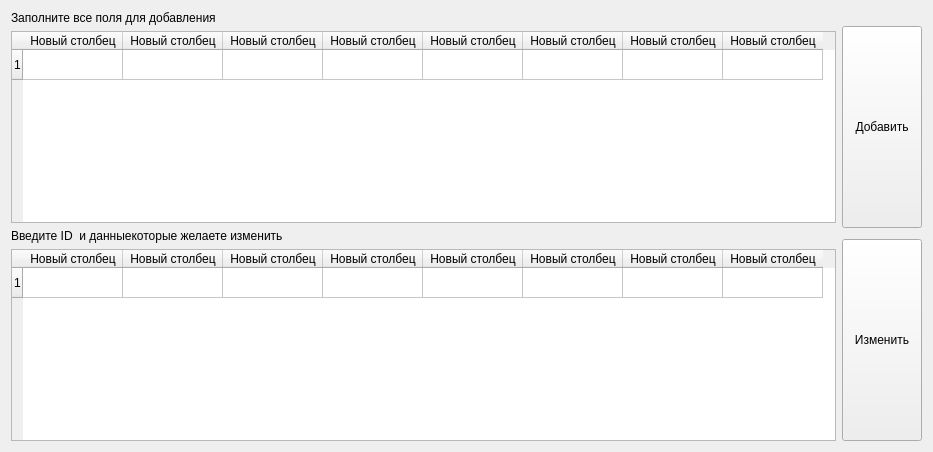
Before: the Qt Designer form addEditCoffeeForm.ui in AkshiAndrey/Yad2, drawn with Qt 5.
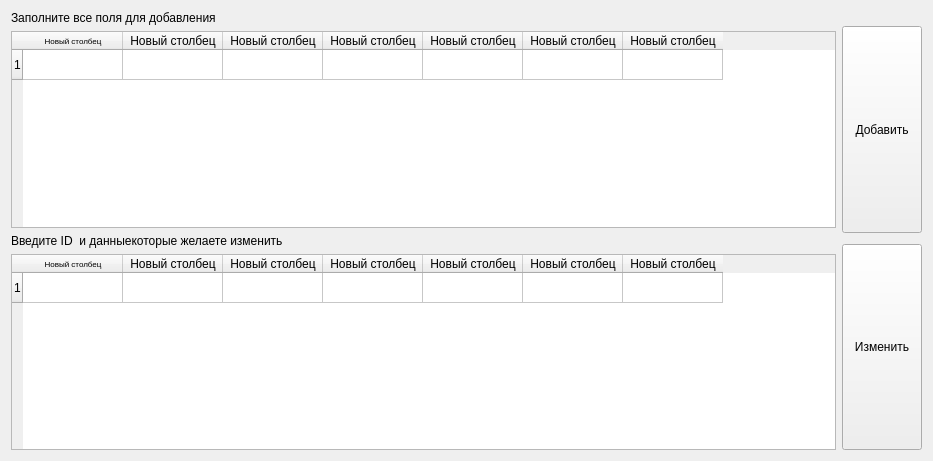
After: the same form once the commit is applied.

What changed in the file:
```diff
--- a/addEditCoffeeForm.ui
+++ b/addEditCoffeeForm.ui
@@ -10,7 +10,7 @@
     <x>0</x>
     <y>0</y>
     <width>933</width>
-    <height>448</height>
+    <height>461</height>
    </rect>
   </property>
   <property name="sizePolicy">
@@ -52,10 +52,10 @@
         <property name="text">
          <string>Новый столбец</string>
         </property>
-       </column>
-       <column>
-        <property name="text">
-         <string>Новый столбец</string>
+        <property name="font">
+         <font>
+          <pointsize>6</pointsize>
+         </font>
         </property>
        </column>
        <column>
@@ -122,6 +122,11 @@
         <property name="text">
          <string>Новый столбец</string>
         </property>
+        <property name="font">
+         <font>
+          <pointsize>6</pointsize>
+         </font>
+        </property>
        </column>
        <column>
         <property name="text">
@@ -153,11 +158,14 @@
          <string>Новый столбец</string>
         </property>
        </column>
-       <column>
+       <item row="0" column="0">
         <property name="text">
-         <string>Новый столбец</string>
+         <string/>
         </property>
-       </column>
+        <property name="flags">
+         <set>ItemIsSelectable|ItemIsEditable|ItemIsDragEnabled|ItemIsUserCheckable|ItemIsEnabled</set>
+        </property>
+       </item>
       </widget>
      </item>
     </layout>
```
